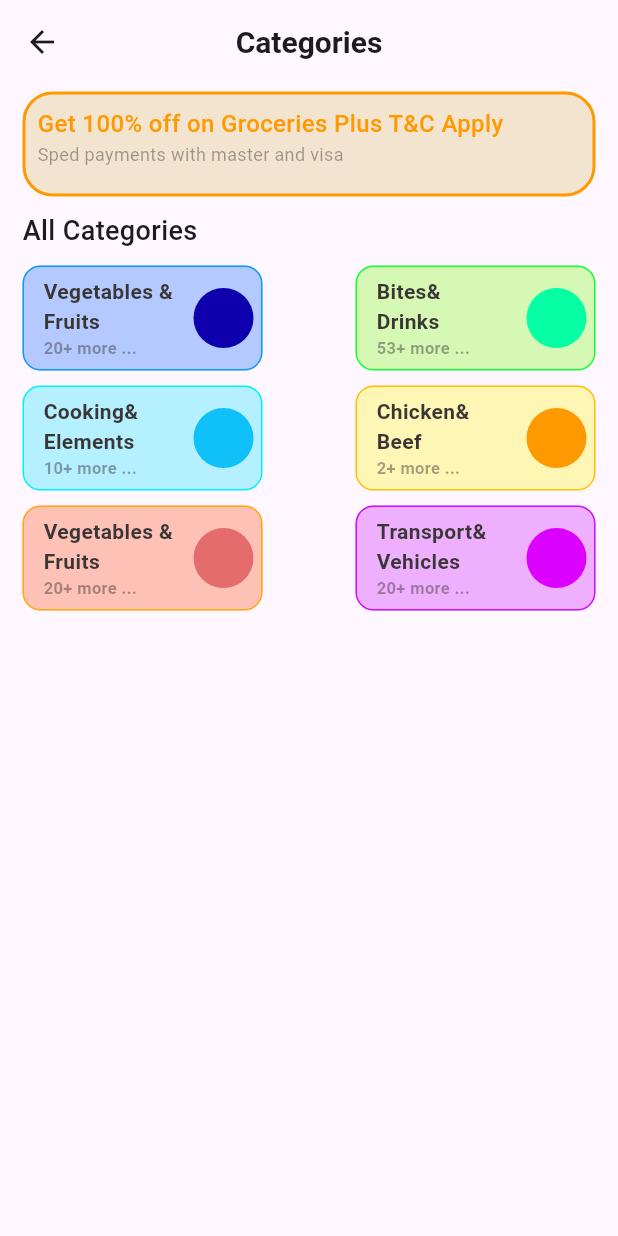
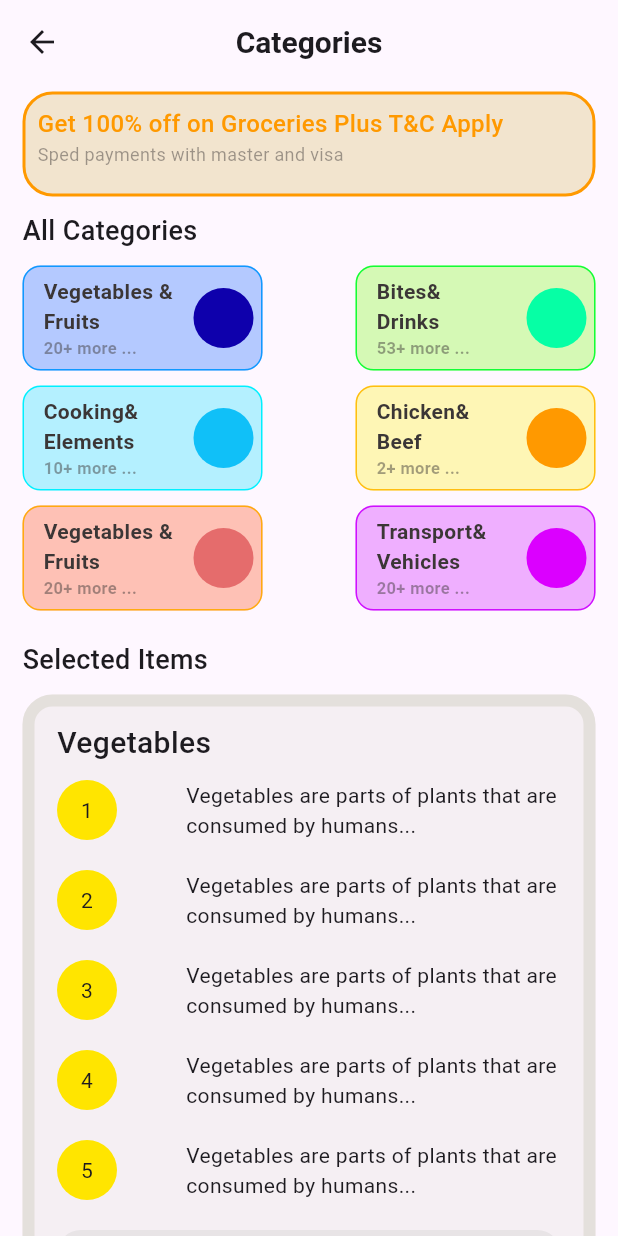
Before and after one commit to Tharusha-Nethmina-Dasanayaka/My_second_flutter_application, a Flutter app: the screen it shows after launch, on a phone screen of 412 x 824 dp. Run offline on Flutter 3.47's test engine with Material 3 defaults, Android fonts, the phone set to English and light mode, and no system bars.

Commit message:
second-project_second_page_complet

```diff
--- a/lib/main.dart
+++ b/lib/main.dart
@@ -1,5 +1,5 @@
 import 'package:flutter/material.dart';
-import 'package:myapp/pages/home_page/categorie_page/categorie_page.dart';
+import 'package:myapp/pages/categorie_page/categorie_page.dart';
 // import 'package:myapp/pages/home_page/home_page.dart';
 
 void main() {
--- a/lib/pages/home_page/categorie_page/categorie_page.dart
+++ b/lib/pages/categorie_page/categorie_page.dart
@@ -1,7 +1,8 @@
 import 'package:flutter/cupertino.dart';
 import 'package:flutter/material.dart';
-import 'package:myapp/pages/widgets/app_bar/categories_card.dart';
-import 'package:myapp/pages/widgets/app_bar/shared/notification.dart';
+import 'package:myapp/pages/categorie_page/selected_iteam.dart';
+import 'package:myapp/pages/categorie_page/widget/categories_card.dart';
+import 'package:myapp/pages/categorie_page/reusable/notification.dart';
 
 class CategoriePage extends StatelessWidget {
   const CategoriePage ({super.key});
@@ -88,7 +89,15 @@ class CategoriePage extends StatelessWidget {
                     ],
                   )
                 ],
-              )
+              ),
+              SizedBox(height: 10,),
+              Text("Selected Items",style: TextStyle(
+                fontSize: 18,
+                fontWeight: FontWeight.w500,
+              ),),
+              SizedBox(height: 10,),
+              SelectedIteam(),
+
             ],
           ),
         ),
--- /dev/null
+++ b/lib/pages/categorie_page/selected_iteam.dart
@@ -0,0 +1,61 @@
+import 'package:flutter/material.dart';
+import 'package:myapp/pages/categorie_page/widget/item_desc_card.dart';
+import 'package:myapp/pages/categorie_page/widget/rating_card.dart';
+
+class SelectedIteam extends StatelessWidget {
+  const SelectedIteam({super.key});
+
+  @override
+  Widget build(BuildContext context) {
+    return Container(
+      height: 430,
+      width: double.infinity,
+      decoration: BoxDecoration(
+        borderRadius:BorderRadius.circular(20),
+        color: const Color(0xffE0DCD6).withOpacity(0.29),
+        border: Border.all(
+          color: const Color(0xffE0DCD6).withOpacity(0.8),
+          width: 8,
+        ),
+      ),
+
+       child: const Padding(
+         padding: EdgeInsets.symmetric(horizontal: 15,),
+         child: Column(
+          crossAxisAlignment: CrossAxisAlignment.start,
+            children: [
+              SizedBox(height: 10,),
+              Text("Vegetables",style: TextStyle(
+                fontSize: 20,
+                fontWeight: FontWeight.w500,
+              ),
+              ),
+              ItemDescCard(
+                number: 1,
+                description: "Vegetables are parts of plants that are consumed by humans...",
+              ),
+              ItemDescCard(
+                number: 2,
+                description: "Vegetables are parts of plants that are consumed by humans...",
+              ),
+              ItemDescCard(
+                number: 3,
+                description: "Vegetables are parts of plants that are consumed by humans...",
+              ),
+              ItemDescCard(
+                number: 4,
+                description: "Vegetables are parts of plants that are consumed by humans...",
+              ),
+              ItemDescCard(
+                number: 5,
+                description: "Vegetables are parts of plants that are consumed by humans...",
+              ),
+              SizedBox(height: 10,),
+              RatingCard(),
+
+            ],
+          ),
+       ),
+    );
+  }
+}
--- /dev/null
+++ b/lib/pages/categorie_page/widget/item_desc_card.dart
@@ -0,0 +1,38 @@
+import 'package:flutter/material.dart';
+
+class ItemDescCard extends StatelessWidget {
+  final int number;
+  final String description;
+
+  const ItemDescCard({super.key,
+  required this.number,
+  required this.description,
+  });
+
+  @override
+  Widget build(BuildContext context) {
+    return Padding(
+      padding: const EdgeInsets.symmetric(vertical: 10),
+      child: Row(
+        mainAxisAlignment: MainAxisAlignment.spaceBetween,
+        children: [
+          Container(
+            height: 40,
+            width: 40,
+            decoration: BoxDecoration(
+              color: const Color(0xffFFE500),
+              borderRadius: BorderRadius.circular(100),
+            ),
+            child: Center(
+              child: Text(number.toString()),
+            ),
+          ),
+          SizedBox(
+            width: 250,
+            child: Text(description),
+            ),
+        ],
+      ),
+    );
+  }
+}
--- /dev/null
+++ b/lib/pages/categorie_page/widget/rating_card.dart
@@ -0,0 +1,45 @@
+import 'package:flutter/material.dart';
+
+class RatingCard extends StatelessWidget {
+  const RatingCard({super.key});
+
+  @override
+  Widget build(BuildContext context) {
+    return Container(
+      width: double.infinity,
+      height: 50,
+      decoration: BoxDecoration(
+        borderRadius: BorderRadius.circular(16),
+        color: const Color(0xffCACACA).withOpacity(0.31),
+      ),
+      child: Padding(
+        padding: const EdgeInsets.all(8.0),
+        child: Row(
+          mainAxisAlignment: MainAxisAlignment.spaceEvenly,
+          children: [
+            const Icon(Icons.star,
+            color: Color(0xffFFE500),
+            size: 30,
+            ),
+            const Icon(Icons.star,
+            color: Color(0xffFFE500),
+            size: 30,
+            ),
+            const Icon(Icons.star,
+            color: Color(0xffFFE500),
+            size: 30,
+            ),
+            const Icon(Icons.star,
+            color: Color(0xffFFE500),
+            size: 30,
+            ),
+            Icon(Icons.star,
+            color: const Color(0xff3B3636).withOpacity(0.71),
+            size: 30,
+            ),
+          ],
+         ),
+      ),
+    );
+  }
+}
--- a/lib/pages/home_page/home_page.dart
+++ b/lib/pages/home_page/home_page.dart
@@ -10,7 +10,7 @@ import 'package:flutter/widgets.dart';
 import 'package:myapp/pages/home_page/reusable_widget/price_card.dart';
 import 'package:myapp/pages/home_page/reusable_widget/product_card.dart';
 import 'package:myapp/pages/home_page/search_bar.dart';
-import 'package:myapp/pages/widgets/app_bar/app_bar.dart';
+import 'package:myapp/pages/home_page/app_bar/app_bar.dart';
 
 class HomePage extends StatelessWidget {
    const HomePage({super.key});
```
Also changed, not shown: lib/pages/categorie_page/reusable/notification.dart (renamed from lib/pages/widgets/app_bar/shared/notification.dart), lib/pages/categorie_page/widget/categories_card.dart (renamed from lib/pages/widgets/app_bar/categories_card.dart), lib/pages/home_page/app_bar/app_bar.dart (renamed from lib/pages/widgets/app_bar/app_bar.dart).
